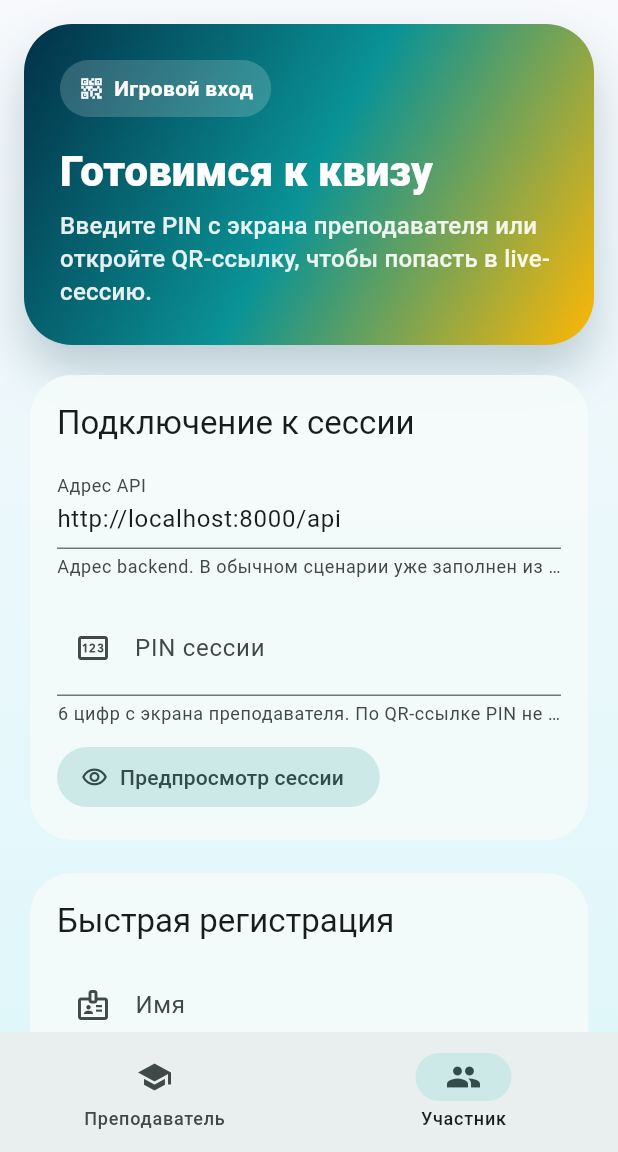
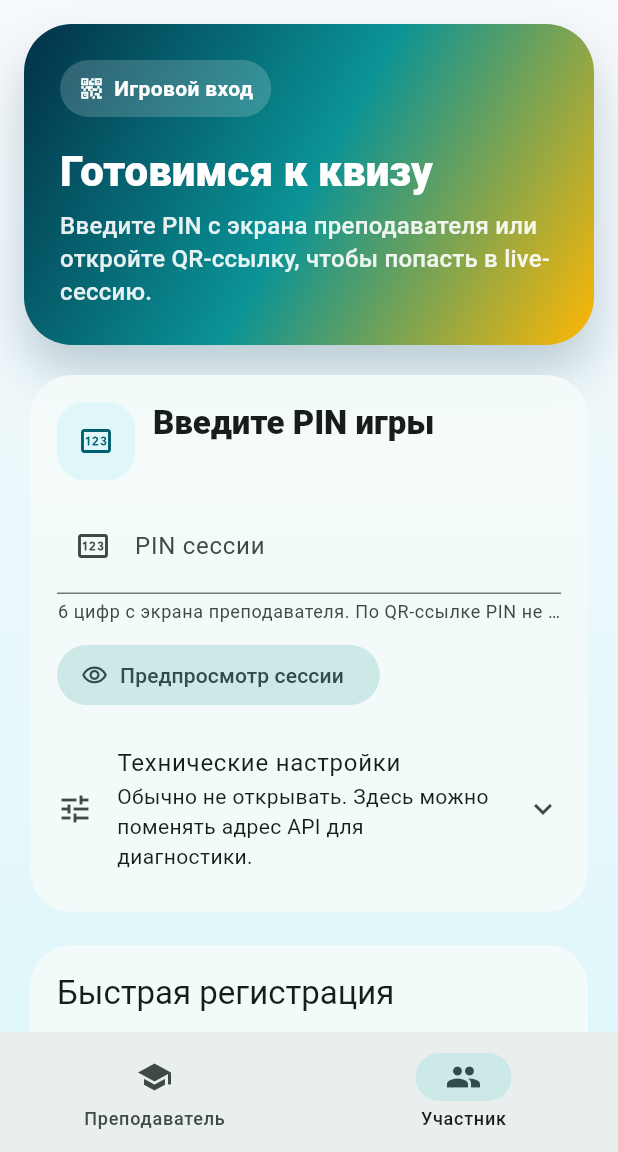
Before and after one commit to Evgl2004/umclick_01, a Flutter app: the screen it shows after launch, item 2 of the bottom bar chosen, on a phone screen of 412 x 824 dp, the part 84-1236 px from its top. Run offline on Flutter 3.47's test engine with Material 3 defaults, Android fonts, the phone set to English and light mode, and no system bars; our stand-ins replace qr_flutter, shared_preferences, web; missing offline and left inert: dart:js_interop; network calls fail.

Commit message:
fix: сделать телефон участника необязательным

```diff
--- a/frontend/lib/features/participant/participant_panel.dart
+++ b/frontend/lib/features/participant/participant_panel.dart
@@ -80,9 +80,6 @@ class _ParticipantPanelState extends State<ParticipantPanel> {
     }
     if (_nameController.text.trim().isEmpty) {
       return appText(AppText.participantNameRequiredError);
-    }
-    if (_phoneController.text.trim().isEmpty) {
-      return appText(AppText.participantPhoneRequiredError);
     }
     if (!_consent) {
       return appText(AppText.participantConsentRequiredError);
@@ -566,8 +563,6 @@ class _ParticipantPanelState extends State<ParticipantPanel> {
             const SizedBox(height: 14),
             ParticipantRevealResultsCard(revealPayload: _revealPayload!),
           ],
-          const SizedBox(height: 14),
-          ParticipantLiveEventsCard(events: _events),
         ],
       ),
     );
--- a/frontend/lib/features/participant/widgets/join_connection_card.dart
+++ b/frontend/lib/features/participant/widgets/join_connection_card.dart
@@ -2,6 +2,7 @@ import 'package:flutter/material.dart';
 
 import '../../../core/value_utils.dart';
 import '../../../l10n/app_strings.dart';
+import '../../../shared/user_error_text.dart';
 import '../../../shared/widgets/app_surfaces.dart';
 
 class ParticipantJoinConnectionCard extends StatelessWidget {
@@ -32,26 +33,18 @@ class ParticipantJoinConnectionCard extends StatelessWidget {
 
   @override
   Widget build(BuildContext context) {
+    final hasJoinToken = useJoinTokenFromLink && joinTokenFromLink != null;
+
     return AppSectionCard(
       color: Theme.of(context).colorScheme.surface.withValues(alpha: 0.94),
       borderRadius: 28,
       child: Column(
         crossAxisAlignment: CrossAxisAlignment.start,
         children: [
-          Text(appText(AppText.participantJoinCardTitle),
-              style: Theme.of(context).textTheme.titleLarge),
-          const SizedBox(height: 14),
-          TextField(
-            controller: apiController,
-            decoration: InputDecoration(
-              labelText: appText(AppText.apiBaseUrlLabel),
-              helperText: appText(AppText.participantApiBaseUrlHelper),
-            ),
-          ),
-          const SizedBox(height: 14),
-          if (useJoinTokenFromLink && joinTokenFromLink != null)
-            _JoinTokenNotice(
-              joinToken: joinTokenFromLink!,
+          _JoinModeHeader(hasJoinToken: hasJoinToken),
+          const SizedBox(height: 12),
+          if (hasJoinToken)
+            _JoinTokenActions(
               loading: loading,
               loadingJoinPreview: loadingJoinPreview,
               onLoadJoinPreview: onLoadJoinPreview,
@@ -73,22 +66,98 @@ class ParticipantJoinConnectionCard extends StatelessWidget {
               preview: joinPreview,
             ),
           ],
+          const SizedBox(height: 14),
+          _ParticipantAdvancedSettings(apiController: apiController),
         ],
       ),
     );
   }
 }
 
-class _JoinTokenNotice extends StatelessWidget {
-  const _JoinTokenNotice({
-    required this.joinToken,
+class _JoinModeHeader extends StatelessWidget {
+  const _JoinModeHeader({required this.hasJoinToken});
+
+  final bool hasJoinToken;
+
+  @override
+  Widget build(BuildContext context) {
+    return Row(
+      crossAxisAlignment: CrossAxisAlignment.start,
+      children: [
+        Container(
+          width: 52,
+          height: 52,
+          decoration: BoxDecoration(
+            color: const Color(0xFFE0F7FA),
+            borderRadius: BorderRadius.circular(18),
+          ),
+          child: Icon(
+            hasJoinToken ? Icons.qr_code_2 : Icons.pin_outlined,
+            color: const Color(0xFF005F73),
+          ),
+        ),
+        const SizedBox(width: 12),
+        Expanded(
+          child: Column(
+            crossAxisAlignment: CrossAxisAlignment.start,
+            children: [
+              Text(
+                hasJoinToken
+                    ? appText(AppText.participantJoinByQrTitle)
+                    : appText(AppText.participantJoinByPinTitle),
+                style: Theme.of(context).textTheme.titleLarge?.copyWith(
+                      fontWeight: FontWeight.w800,
+                    ),
+              ),
+              if (hasJoinToken) ...[
+                const SizedBox(height: 4),
+                Text(appText(AppText.participantJoinByQrSubtitle)),
+              ],
+            ],
+          ),
+        ),
+      ],
+    );
+  }
+}
+
+class _ParticipantAdvancedSettings extends StatelessWidget {
+  const _ParticipantAdvancedSettings({required this.apiController});
+
+  final TextEditingController apiController;
+
+  @override
+  Widget build(BuildContext context) {
+    return Theme(
+      data: Theme.of(context).copyWith(dividerColor: Colors.transparent),
+      child: ExpansionTile(
+        tilePadding: EdgeInsets.zero,
+        childrenPadding: EdgeInsets.zero,
+        leading: const Icon(Icons.tune_outlined),
+        title: Text(appText(AppText.participantAdvancedSettingsTitle)),
+        subtitle: Text(appText(AppText.participantAdvancedSettingsSubtitle)),
+        children: [
+          TextField(
+            controller: apiController,
+            decoration: InputDecoration(
+              labelText: appText(AppText.apiBaseUrlLabel),
+              helperText: appText(AppText.participantApiBaseUrlHelper),
+            ),
+          ),
+        ],
+      ),
+    );
+  }
+}
+
+class _JoinTokenActions extends StatelessWidget {
+  const _JoinTokenActions({
     required this.loading,
     required this.loadingJoinPreview,
     required this.onLoadJoinPreview,
     required this.onUsePinInstead,
   });
 
-  final String joinToken;
   final bool loading;
   final bool loadingJoinPreview;
   final VoidCallback onLoadJoinPreview;
@@ -96,34 +165,13 @@ class _JoinTokenNotice extends StatelessWidget {
 
   @override
   Widget build(BuildContext context) {
-    return Container(
-      width: double.infinity,
-      padding: const EdgeInsets.all(14),
-      decoration: BoxDecoration(
-        color: const Color(0xFFE0F7FA),
-        borderRadius: BorderRadius.circular(20),
-        border:
-            Border.all(color: const Color(0xFF0A9396).withValues(alpha: 0.32)),
-      ),
-      child: Column(
-        crossAxisAlignment: CrossAxisAlignment.start,
-        children: [
-          Row(
-            children: [
-              const Icon(Icons.link, color: Color(0xFF005F73)),
-              const SizedBox(width: 8),
-              Expanded(child: Text(appText(AppText.joinLinkDetected))),
-            ],
-          ),
-          const SizedBox(height: 8),
-          SelectableText(
-              appText(AppText.joinTokenLabel, args: {'token': joinToken})),
-          const SizedBox(height: 10),
-          Wrap(
+    return Align(
+      alignment: Alignment.centerLeft,
+      child: Wrap(
         spacing: 10,
         runSpacing: 10,
         children: [
-              OutlinedButton.icon(
+          FilledButton.tonalIcon(
             onPressed:
                 (loading || loadingJoinPreview) ? null : onLoadJoinPreview,
             icon: const Icon(Icons.refresh),
@@ -133,8 +181,6 @@ class _JoinTokenNotice extends StatelessWidget {
             onPressed: loading ? null : onUsePinInstead,
             icon: const Icon(Icons.pin_outlined),
             label: Text(appText(AppText.usePinInsteadButton)),
-              ),
-            ],
           ),
         ],
       ),
@@ -227,7 +273,7 @@ class _JoinPreviewCard extends StatelessWidget {
     final title =
         quiz['title']?.toString() ?? appText(AppText.untitledQuizLong);
     final description = quiz['description']?.toString() ?? '';
-    final statusLabel = preview['session_status']?.toString() ?? 'unknown';
+    final statusLabel = sessionStatusText(preview['session_status']);
     final participantsCount = asInt(preview['participants_count']);
     final canJoin = preview['can_join'] != false;
     final closedReason = preview['closed_reason']?.toString() ?? '';
@@ -291,8 +337,10 @@ class _JoinPreviewCard extends StatelessWidget {
           ),
           if (!canJoin && closedReason.isNotEmpty) ...[
             const SizedBox(height: 10),
-            Text(closedReason,
-                style: TextStyle(color: Theme.of(context).colorScheme.error)),
+            Text(
+              userErrorText(StateError(closedReason)),
+              style: TextStyle(color: Theme.of(context).colorScheme.error),
+            ),
           ],
           if (loadingJoinPreview) ...[
             const SizedBox(height: 10),
--- a/frontend/lib/features/participant/widgets/participant_hero.dart
+++ b/frontend/lib/features/participant/widgets/participant_hero.dart
@@ -23,8 +23,8 @@ class ParticipantHero extends StatelessWidget {
 
   @override
   Widget build(BuildContext context) {
-    final statusText =
-        appText(AppText.statusValue, args: {'status': sessionStatus});
+    final statusText = appText(AppText.statusValue,
+        args: {'status': sessionStatusText(sessionStatus)});
     final socketText = appText(
       AppText.webSocketState,
       args: {
--- a/frontend/lib/features/participant/widgets/profile_card.dart
+++ b/frontend/lib/features/participant/widgets/profile_card.dart
@@ -52,6 +52,7 @@ class ParticipantProfileCard extends StatelessWidget {
           const SizedBox(height: 12),
           TextField(
             controller: phoneController,
+            keyboardType: TextInputType.phone,
             decoration: InputDecoration(
               labelText: appText(AppText.participantPhoneLabel),
               helperText: appText(AppText.participantPhoneHelper),
--- a/frontend/lib/features/teacher/widgets/teacher_live_session_header.dart
+++ b/frontend/lib/features/teacher/widgets/teacher_live_session_header.dart
@@ -102,7 +102,7 @@ class _LiveSessionSummary extends StatelessWidget {
               icon: Icons.flag_outlined,
               label: appText(
                 AppText.statusValue,
-                args: {'status': session['status']},
+                args: {'status': sessionStatusText(session['status'])},
               ),
               background: Colors.white.withValues(alpha: 0.16),
               foreground: Colors.white,
--- a/frontend/lib/l10n/app_strings.dart
+++ b/frontend/lib/l10n/app_strings.dart
@@ -102,6 +102,11 @@ enum AppText {
   participantHeroLiveTitle,
   participantHeroLiveSubtitle,
   participantJoinCardTitle,
+  participantJoinByPinTitle,
+  participantJoinByQrTitle,
+  participantJoinByQrSubtitle,
+  participantAdvancedSettingsTitle,
+  participantAdvancedSettingsSubtitle,
   participantProfileCardTitle,
   participantLiveCardTitle,
   sessionPinLabel,
@@ -199,6 +204,7 @@ enum AppText {
   participantNameRequiredError,
   participantPhoneRequiredError,
   participantConsentRequiredError,
+  participantSessionNotFoundError,
   participantManualPinFallbackHint,
   participantSessionUnavailable,
   apiRegisterTeacherFailed,
@@ -478,6 +484,24 @@ const _strings = <AppText, LocalizedString>{
     ru: 'Подключение к сессии',
     en: 'Session connection',
   ),
+  AppText.participantJoinByPinTitle: LocalizedString(
+    ru: 'Введите PIN игры',
+    en: 'Enter game PIN',
+  ),
+  AppText.participantJoinByQrTitle: LocalizedString(
+    ru: 'Игра найдена по QR',
+    en: 'Game found by QR',
+  ),
+  AppText.participantJoinByQrSubtitle: LocalizedString(
+    ru: 'Проверьте название викторины и заполните короткую форму ниже.',
+    en: 'Check the quiz title and complete the short form below.',
+  ),
+  AppText.participantAdvancedSettingsTitle:
+      LocalizedString(ru: 'Технические настройки', en: 'Technical settings'),
+  AppText.participantAdvancedSettingsSubtitle: LocalizedString(
+    ru: 'Обычно не открывать. Здесь можно поменять адрес API для диагностики.',
+    en: 'Usually keep closed. Change the API URL here for diagnostics.',
+  ),
   AppText.participantProfileCardTitle: LocalizedString(
     ru: 'Быстрая регистрация',
     en: 'Quick registration',
@@ -496,10 +520,11 @@ const _strings = <AppText, LocalizedString>{
     en: 'Use token from join link',
   ),
   AppText.participantNameLabel: LocalizedString(ru: 'Имя', en: 'Name'),
-  AppText.participantPhoneLabel: LocalizedString(ru: 'Телефон', en: 'Phone'),
+  AppText.participantPhoneLabel:
+      LocalizedString(ru: 'Телефон (необязательно)', en: 'Phone (optional)'),
   AppText.participantPhoneHelper: LocalizedString(
-    ru: 'Используется для быстрой регистрации и выгрузки результатов.',
-    en: 'Used for quick registration and result export.',
+    ru: 'Можно оставить пустым. Если заполните, попадёт в выгрузку результатов.',
+    en: 'You can leave it blank. If filled, it appears in result export.',
   ),
   AppText.legalDocumentsButton:
       LocalizedString(ru: 'Документы и согласие', en: 'Privacy & consent'),
@@ -602,9 +627,9 @@ const _strings = <AppText, LocalizedString>{
     en: '1. Data We Collect',
   ),
   AppText.privacyDataCollectedBody: LocalizedString(
-    ru: 'Мы собираем телефон участника, отображаемое имя, сведения об участии в сессии, '
+    ru: 'Мы собираем телефон участника, если он указан, отображаемое имя, сведения об участии в сессии, '
         'историю ответов и технические журналы, необходимые для надежной работы сервиса.',
-    en: 'We collect participant phone number, display name, session participation metadata, '
+    en: 'We collect participant phone number when provided, display name, session participation metadata, '
         'answer history, and technical logs required for reliability and abuse prevention.',
   ),
   AppText.privacyPurposeTitle: LocalizedString(
@@ -658,9 +683,9 @@ const _strings = <AppText, LocalizedString>{
   AppText.consentScopeTitle:
       LocalizedString(ru: '1. Объем согласия', en: '1. Scope of Consent'),
   AppText.consentScopeBody: LocalizedString(
-    ru: 'Входя в сессию, участник соглашается на обработку телефона, имени, ответов, очков и времени участия.',
-    en: 'By joining a session, participant consents to processing of phone number, name, '
-        'quiz answers, score values, and participation timestamps.',
+    ru: 'Входя в сессию, участник соглашается на обработку имени, ответов, очков, времени участия и телефона, если он указан.',
+    en: 'By joining a session, participant consents to processing of name, '
+        'quiz answers, score values, participation timestamps, and phone number when provided.',
   ),
   AppText.consentActionsTitle:
       LocalizedString(ru: '2. Действия с данными', en: '2. Processing Actions'),
@@ -812,6 +837,10 @@ const _strings = <AppText, LocalizedString>{
     ru: 'Подтвердите согласие на обработку персональных данных.',
     en: 'Confirm personal data consent.',
   ),
+  AppText.participantSessionNotFoundError: LocalizedString(
+    ru: 'Сессия не найдена. Проверьте PIN или откройте свежий QR-код.',
+    en: 'Session was not found. Check the PIN or open a fresh QR code.',
+  ),
   AppText.participantManualPinFallbackHint: LocalizedString(
     ru: '\nЕсли QR-ссылка устарела, переключитесь на ручной ввод PIN.',
     en: '\nYou can switch to manual PIN input if this link is outdated.',
@@ -911,3 +940,12 @@ String appText(AppText key, {Map<String, Object?> args = const {}}) {
   }
   return result;
 }
+
+String sessionStatusText(Object? status) {
+  return switch ((status ?? '').toString().toLowerCase()) {
+    'waiting' => uiText(ru: 'ожидание', en: 'waiting'),
+    'live' => uiText(ru: 'идёт игра', en: 'live'),
+    'finished' => uiText(ru: 'завершена', en: 'finished'),
+    _ => uiText(ru: 'неизвестно', en: 'unknown'),
+  };
+}
```
Also changed, not shown: frontend/lib/shared/user_error_text.dart (+26 -0 lines), 5 other files. Lines whose indentation alone changed are shown as unchanged.
